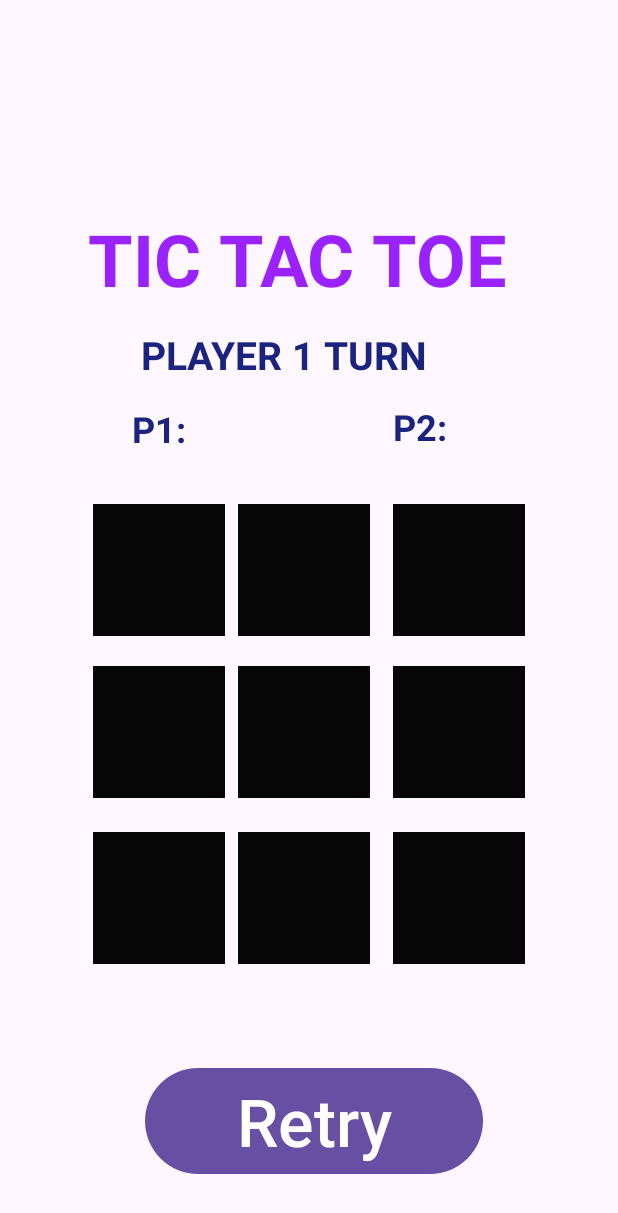
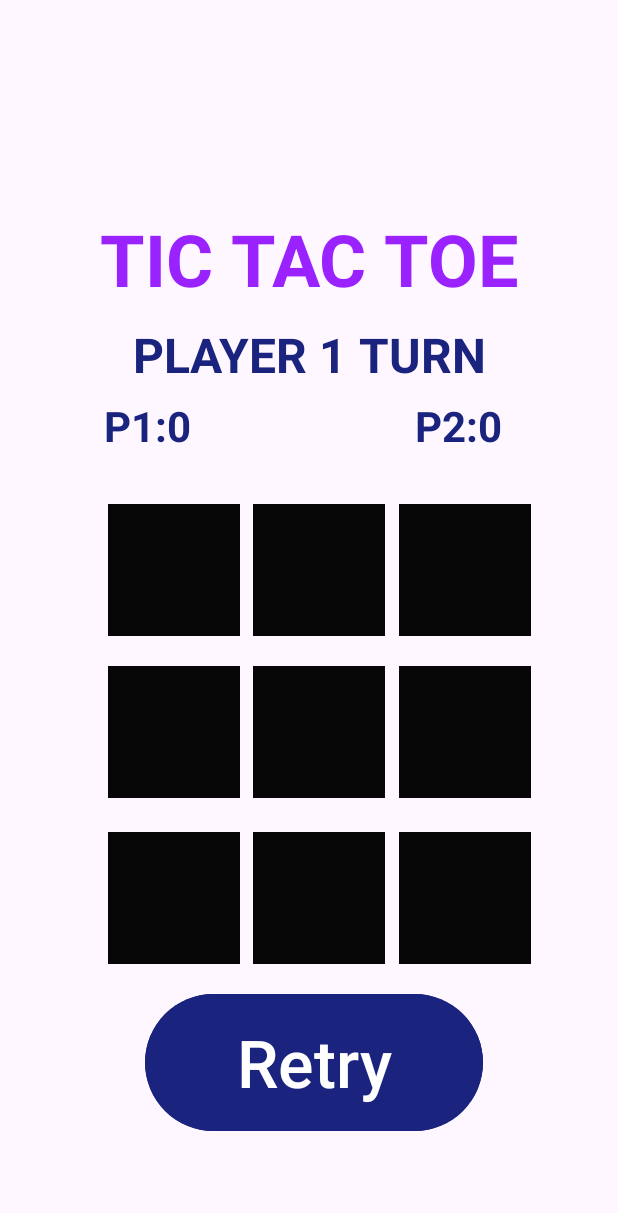
Before and after one commit to Vishal1720/TicTacToeAndroidPVP, an Android app: the screen it shows after launch (MainActivity), on a phone screen of 412 x 824 dp. Shown: the top 1213 px of the screen. Run offline under Robolectric (Android 15) with nearby library versions, the phone set to English and light mode, and no system bars.

Commit message:
added icon,changed name of app,some design

```diff
--- a/app/src/main/AndroidManifest.xml
+++ b/app/src/main/AndroidManifest.xml
@@ -3,15 +3,17 @@
     xmlns:tools="http://schemas.android.com/tools">
 
     <application
+
         android:allowBackup="true"
         android:dataExtractionRules="@xml/data_extraction_rules"
         android:fullBackupContent="@xml/backup_rules"
-        android:icon="@mipmap/ic_launcher"
+        android:icon="@drawable/ttticon"
         android:label="@string/app_name"
         android:roundIcon="@mipmap/ic_launcher_round"
         android:supportsRtl="true"
         android:theme="@style/Theme.Second"
-        tools:targetApi="31">
+        tools:targetApi="31"
+        >
         <activity
             android:name=".MainActivity"
             android:exported="true">
--- a/app/src/main/res/layout/activity_main.xml
+++ b/app/src/main/res/layout/activity_main.xml
@@ -4,14 +4,15 @@
     xmlns:tools="http://schemas.android.com/tools"
     android:layout_width="match_parent"
     android:layout_height="match_parent"
-    tools:context=".MainActivity">
+    tools:context=".MainActivity"
+    >
 
     <TextView
-        android:layout_width="337dp"
+        android:layout_width="match_parent"
         android:layout_height="wrap_content"
         android:layout_alignParentEnd="true"
         android:layout_alignParentBottom="true"
-        android:layout_marginEnd="45dp"
+        android:layout_marginEnd="0dp"
         android:layout_marginBottom="619dp"
         android:text="Tic Tac Toe"
         android:textAlignment="center"
@@ -28,16 +29,17 @@
 
     <TextView
         android:id="@+id/turnnwin"
-        android:layout_width="234dp"
+        android:layout_width="match_parent"
         android:layout_height="wrap_content"
         android:layout_alignParentEnd="true"
         android:layout_alignParentBottom="true"
-        android:layout_marginEnd="84dp"
-        android:layout_marginBottom="570dp"
+        android:layout_marginEnd="0dp"
+        android:layout_marginBottom="566dp"
         android:text="Player 1 turn"
+        android:textAlignment="center"
         android:textAllCaps="true"
         android:textColor="#1A237E"
-        android:textSize="26sp"
+        android:textSize="32sp"
         android:textStyle="bold" />
 
     <TextView
@@ -46,11 +48,12 @@
         android:layout_height="88dp"
         android:layout_alignParentEnd="true"
         android:layout_alignParentBottom="true"
-        android:layout_marginEnd="262dp"
+        android:layout_marginEnd="252dp"
         android:layout_marginBottom="400dp"
         android:background="#070707"
         android:ems="10"
-        android:inputType="text"
+        android:contentDescription="textbox0"
+
         android:onClick="clicker"
         android:textAlignment="center"
         android:textColor="#F1EBEB"
@@ -63,11 +66,12 @@
         android:layout_height="88dp"
         android:layout_alignParentEnd="true"
         android:layout_alignParentBottom="true"
-        android:layout_marginEnd="165dp"
+        android:layout_marginEnd="155dp"
         android:layout_marginBottom="400dp"
         android:background="#070707"
         android:ems="10"
-        android:inputType="text"
+        android:contentDescription="textbox1"
+
         android:onClick="clicker"
         android:textAlignment="center"
         android:textColor="#F1EBEB"
@@ -80,11 +84,11 @@
         android:layout_height="88dp"
         android:layout_alignParentEnd="true"
         android:layout_alignParentBottom="true"
-        android:layout_marginEnd="62dp"
+        android:layout_marginEnd="58dp"
         android:layout_marginBottom="400dp"
         android:background="#070707"
         android:ems="10"
-        android:inputType="text"
+
         android:onClick="clicker"
         android:textAlignment="center"
         android:textColor="#F1EBEB"
@@ -97,11 +101,11 @@
         android:layout_height="88dp"
         android:layout_alignParentEnd="true"
         android:layout_alignParentBottom="true"
-        android:layout_marginEnd="262dp"
+        android:layout_marginEnd="252dp"
         android:layout_marginBottom="292dp"
         android:background="#070707"
         android:ems="10"
-        android:inputType="text"
+
         android:onClick="clicker"
         android:textAlignment="center"
         android:textColor="#F1EBEB"
@@ -114,11 +118,10 @@
         android:layout_height="88dp"
         android:layout_alignParentEnd="true"
         android:layout_alignParentBottom="true"
-        android:layout_marginEnd="165dp"
+        android:layout_marginEnd="155dp"
         android:layout_marginBottom="292dp"
         android:background="#070707"
         android:ems="10"
-        android:inputType="text"
         android:onClick="clicker"
         android:textAlignment="center"
         android:textColor="#F1EBEB"
@@ -131,11 +134,11 @@
         android:layout_height="88dp"
         android:layout_alignParentEnd="true"
         android:layout_alignParentBottom="true"
-        android:layout_marginEnd="62dp"
+        android:layout_marginEnd="58dp"
         android:layout_marginBottom="292dp"
         android:background="#070707"
         android:ems="10"
-        android:inputType="text"
+
         android:onClick="clicker"
         android:textAlignment="center"
         android:textColor="#F1EBEB"
@@ -149,11 +152,12 @@
         android:layout_height="88dp"
         android:layout_alignParentEnd="true"
         android:layout_alignParentBottom="true"
-        android:layout_marginEnd="262dp"
+        android:layout_marginEnd="252dp"
         android:layout_marginBottom="181dp"
         android:background="#070707"
         android:ems="10"
-        android:inputType="text"
+        android:contentDescription="textbox6"
+
         android:onClick="clicker"
         android:textAlignment="center"
         android:textColor="#F1EBEB"
@@ -166,11 +170,11 @@
         android:layout_height="88dp"
         android:layout_alignParentEnd="true"
         android:layout_alignParentBottom="true"
-        android:layout_marginEnd="165dp"
+        android:layout_marginEnd="155dp"
         android:layout_marginBottom="181dp"
         android:background="#070707"
         android:ems="10"
-        android:inputType="text"
+
         android:onClick="clicker"
         android:textAlignment="center"
         android:textColor="#F1EBEB"
@@ -183,11 +187,11 @@
         android:layout_height="88dp"
         android:layout_alignParentEnd="true"
         android:layout_alignParentBottom="true"
-        android:layout_marginEnd="62dp"
+        android:layout_marginEnd="58dp"
         android:layout_marginBottom="181dp"
         android:background="#070707"
         android:ems="10"
-        android:inputType="text"
+
         android:onClick="clicker"
         android:textAlignment="center"
         android:textColor="#F1EBEB"
@@ -198,40 +202,43 @@
     <Button
         android:id="@+id/button2"
         android:layout_width="225dp"
-        android:layout_height="wrap_content"
+        android:layout_height="99sp"
         android:layout_alignParentEnd="true"
         android:layout_alignParentBottom="true"
         android:layout_marginEnd="90dp"
-        android:layout_marginBottom="37dp"
+        android:layout_marginBottom="66dp"
+        android:backgroundTint="#1A237E"
         android:onClick="retry"
         android:text="Retry"
         android:textSize="44sp" />
 
     <TextView
         android:id="@+id/p1stat"
-        android:layout_width="98dp"
+        android:layout_width="204dp"
         android:layout_height="wrap_content"
         android:layout_alignParentEnd="true"
         android:layout_alignParentBottom="true"
-        android:layout_marginEnd="226dp"
-        android:layout_marginBottom="522dp"
-        android:text="P1:"
-        android:textSize="24sp"
+        android:layout_marginEnd="215dp"
+        android:layout_marginBottom="521dp"
+        android:text="P1:0"
+        android:textColor="#1A237E"
+        android:textSize="28sp"
         android:textStyle="bold"
-        android:textColor="#1A237E"/>
+        android:textAlignment="center"/>
 
     <TextView
         android:id="@+id/p2stat"
-        android:layout_width="96dp"
+        android:layout_width="213dp"
         android:layout_height="wrap_content"
         android:layout_alignParentEnd="true"
         android:layout_alignParentBottom="true"
-        android:layout_marginEnd="54dp"
-        android:layout_marginBottom="523dp"
-        android:text="P2:"
-        android:textSize="24sp"
-        android:textStyle="bold"
-        android:textColor="#1A237E"/>
+        android:layout_marginEnd="0dp"
+        android:layout_marginBottom="521dp"
+        android:text="P2:0"
+        android:textAlignment="center"
+        android:textColor="#1A237E"
+        android:textSize="28sp"
+        android:textStyle="bold" />
 
 
 </RelativeLayout>
--- a/app/src/main/res/values/strings.xml
+++ b/app/src/main/res/values/strings.xml
@@ -1,3 +1,3 @@
 <resources>
-    <string name="app_name">Second</string>
+    <string name="app_name">Tic Tac Toe</string>
 </resources>
```
Also changed, not shown: app/src/main/res/drawable/ttticon.png (added).
